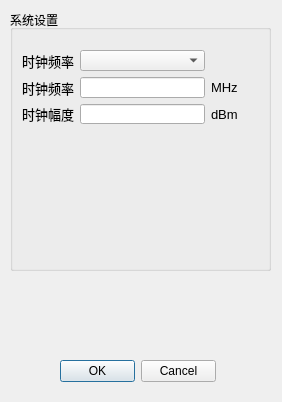
This is soft/zebra-scope-4x/DdsSettingsDialog.ui in Quenii/ADCEVM as Qt 5 draws it before an edit. The edited form follows.
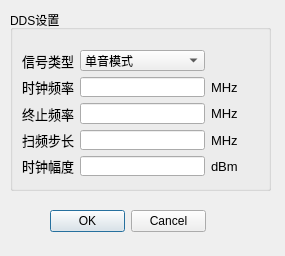
This is the edited form.

```diff
--- a/soft/zebra-scope-4x/DdsSettingsDialog.ui
+++ b/soft/zebra-scope-4x/DdsSettingsDialog.ui
@@ -6,8 +6,8 @@
    <rect>
     <x>0</x>
     <y>0</y>
-    <width>282</width>
-    <height>402</height>
+    <width>285</width>
+    <height>256</height>
    </rect>
   </property>
   <property name="windowTitle">
@@ -16,8 +16,8 @@
   <widget class="QDialogButtonBox" name="buttonBox">
    <property name="geometry">
     <rect>
-     <x>60</x>
-     <y>360</y>
+     <x>50</x>
+     <y>210</y>
      <width>156</width>
      <height>23</height>
     </rect>
@@ -35,19 +35,19 @@
      <x>10</x>
      <y>10</y>
      <width>261</width>
-     <height>261</height>
+     <height>181</height>
     </rect>
    </property>
    <property name="title">
-    <string>系统设置</string>
+    <string>DDS设置</string>
    </property>
-   <widget class="QWidget" name="">
+   <widget class="QWidget" name="layoutWidget">
     <property name="geometry">
      <rect>
       <x>2</x>
       <y>40</y>
       <width>261</width>
-      <height>74</height>
+      <height>126</height>
      </rect>
     </property>
     <layout class="QGridLayout" name="gridLayout">
@@ -60,55 +60,13 @@
         </font>
        </property>
        <property name="text">
-        <string>时钟频率</string>
+        <string>信号类型</string>
        </property>
        <property name="alignment">
         <set>Qt::AlignRight|Qt::AlignTrailing|Qt::AlignVCenter</set>
        </property>
       </widget>
      </item>
-     <item row="2" column="0">
-      <widget class="QLabel" name="labl_23">
-       <property name="font">
-        <font>
-         <family>Arial</family>
-         <pointsize>10</pointsize>
-        </font>
-       </property>
-       <property name="text">
-        <string>时钟幅度</string>
-       </property>
-       <property name="alignment">
-        <set>Qt::AlignRight|Qt::AlignTrailing|Qt::AlignVCenter</set>
-       </property>
-      </widget>
-     </item>
-     <item row="1" column="0">
-      <widget class="QLabel" name="labl_16">
-       <property name="font">
-        <font>
-         <family>Arial</family>
-         <pointsize>10</pointsize>
-        </font>
-       </property>
-       <property name="text">
-        <string>时钟频率</string>
-       </property>
-       <property name="alignment">
-        <set>Qt::AlignRight|Qt::AlignTrailing|Qt::AlignVCenter</set>
-       </property>
-      </widget>
-     </item>
-     <item row="1" column="1" colspan="2">
-      <widget class="QLineEdit" name="clockFreqMHzLineEdit">
-       <property name="sizePolicy">
-        <sizepolicy hsizetype="Preferred" vsizetype="Fixed">
-         <horstretch>0</horstretch>
-         <verstretch>0</verstretch>
-        </sizepolicy>
-       </property>
-      </widget>
-     </item>
      <item row="1" column="3">
       <widget class="QLabel" name="labl_25">
        <property name="sizePolicy">
@@ -128,7 +86,46 @@
        </property>
       </widget>
      </item>
-     <item row="2" column="3">
+     <item row="4" column="1" colspan="2">
+      <widget class="QLineEdit" name="clockPowerLineEdit">
+       <property name="sizePolicy">
+        <sizepolicy hsizetype="Preferred" vsizetype="Fixed">
+         <horstretch>0</horstretch>
+         <verstretch>0</verstretch>
+        </sizepolicy>
+       </property>
+      </widget>
+     </item>
+     <item row="1" column="1" colspan="2">
+      <widget class="QLineEdit" name="clockStartMHzLineEdit">
+       <property name="sizePolicy">
+        <sizepolicy hsizetype="Preferred" vsizetype="Fixed">
+         <horstretch>0</horstretch>
+         <verstretch>0</verstretch>
+        </sizepolicy>
+       </property>
+      </widget>
+     </item>
+     <item row="0" column="1" colspan="2">
+      <widget class="QComboBox" name="comboBoxType">
+       <item>
+        <property name="text">
+         <string>单音模式</string>
+        </property>
+       </item>
+       <item>
+        <property name="text">
+         <string>扫频模式</string>
+        </property>
+       </item>
+       <item>
+        <property name="text">
+         <string>双音模式</string>
+        </property>
+       </item>
+      </widget>
+     </item>
+     <item row="4" column="3">
       <widget class="QLabel" name="labl_19">
        <property name="sizePolicy">
         <sizepolicy hsizetype="Minimum" vsizetype="Preferred">
@@ -147,8 +144,40 @@
        </property>
       </widget>
      </item>
+     <item row="1" column="0">
+      <widget class="QLabel" name="labl_16">
+       <property name="font">
+        <font>
+         <family>Arial</family>
+         <pointsize>10</pointsize>
+        </font>
+       </property>
+       <property name="text">
+        <string>时钟频率</string>
+       </property>
+       <property name="alignment">
+        <set>Qt::AlignRight|Qt::AlignTrailing|Qt::AlignVCenter</set>
+       </property>
+      </widget>
+     </item>
+     <item row="4" column="0">
+      <widget class="QLabel" name="labl_23">
+       <property name="font">
+        <font>
+         <family>Arial</family>
+         <pointsize>10</pointsize>
+        </font>
+       </property>
+       <property name="text">
+        <string>时钟幅度</string>
+       </property>
+       <property name="alignment">
+        <set>Qt::AlignRight|Qt::AlignTrailing|Qt::AlignVCenter</set>
+       </property>
+      </widget>
+     </item>
      <item row="2" column="1" colspan="2">
-      <widget class="QLineEdit" name="clockPowerLineEdit">
+      <widget class="QLineEdit" name="clockStopMHzLineEdit">
        <property name="sizePolicy">
         <sizepolicy hsizetype="Preferred" vsizetype="Fixed">
          <horstretch>0</horstretch>
@@ -157,8 +186,85 @@
        </property>
       </widget>
      </item>
-     <item row="0" column="1" colspan="2">
-      <widget class="QComboBox" name="comboBox"/>
+     <item row="2" column="0">
+      <widget class="QLabel" name="labl_18">
+       <property name="font">
+        <font>
+         <family>Arial</family>
+         <pointsize>10</pointsize>
+        </font>
+       </property>
+       <property name="text">
+        <string>终止频率</string>
+       </property>
+       <property name="alignment">
+        <set>Qt::AlignRight|Qt::AlignTrailing|Qt::AlignVCenter</set>
+       </property>
+      </widget>
+     </item>
+     <item row="2" column="3">
+      <widget class="QLabel" name="labl_26">
+       <property name="sizePolicy">
+        <sizepolicy hsizetype="Minimum" vsizetype="Preferred">
+         <horstretch>0</horstretch>
+         <verstretch>0</verstretch>
+        </sizepolicy>
+       </property>
+       <property name="font">
+        <font>
+         <family>Arial</family>
+         <pointsize>10</pointsize>
+        </font>
+       </property>
+       <property name="text">
+        <string>MHz</string>
+       </property>
+      </widget>
+     </item>
+     <item row="3" column="0">
+      <widget class="QLabel" name="labl_20">
+       <property name="font">
+        <font>
+         <family>Arial</family>
+         <pointsize>10</pointsize>
+        </font>
+       </property>
+       <property name="text">
+        <string>扫频步长</string>
+       </property>
+       <property name="alignment">
+        <set>Qt::AlignRight|Qt::AlignTrailing|Qt::AlignVCenter</set>
+       </property>
+      </widget>
+     </item>
+     <item row="3" column="1" colspan="2">
+      <widget class="QLineEdit" name="clockStepMHzLineEdit">
+       <property name="sizePolicy">
+        <sizepolicy hsizetype="Preferred" vsizetype="Fixed">
+         <horstretch>0</horstretch>
+         <verstretch>0</verstretch>
+        </sizepolicy>
+       </property>
+      </widget>
+     </item>
+     <item row="3" column="3">
+      <widget class="QLabel" name="labl_27">
+       <property name="sizePolicy">
+        <sizepolicy hsizetype="Minimum" vsizetype="Preferred">
+         <horstretch>0</horstretch>
+         <verstretch>0</verstretch>
+        </sizepolicy>
+       </property>
+       <property name="font">
+        <font>
+         <family>Arial</family>
+         <pointsize>10</pointsize>
+        </font>
+       </property>
+       <property name="text">
+        <string>MHz</string>
+       </property>
+      </widget>
      </item>
     </layout>
    </widget>
```
Left out of the diff: 8 changed lines with no effect on the pictures.
